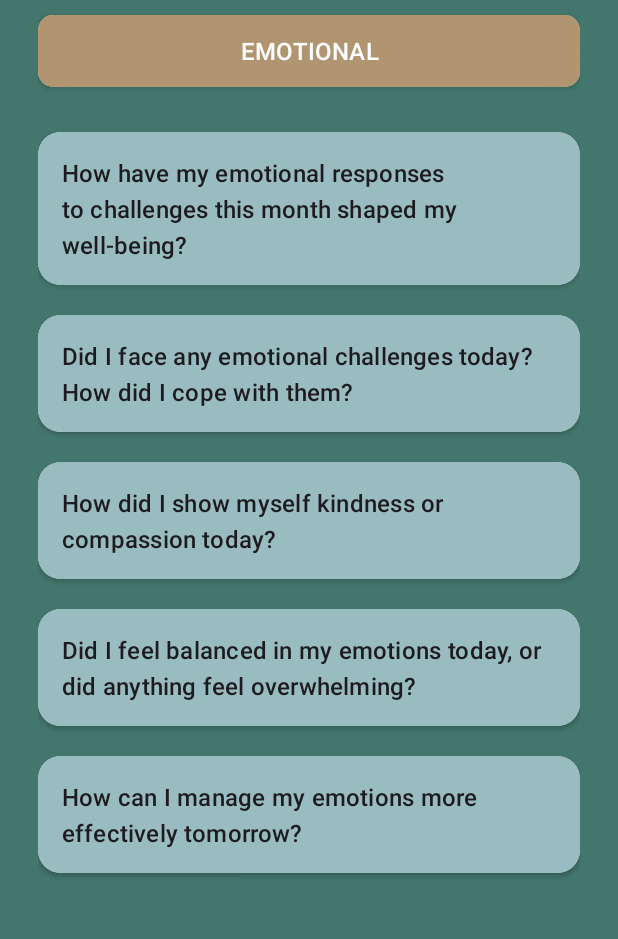
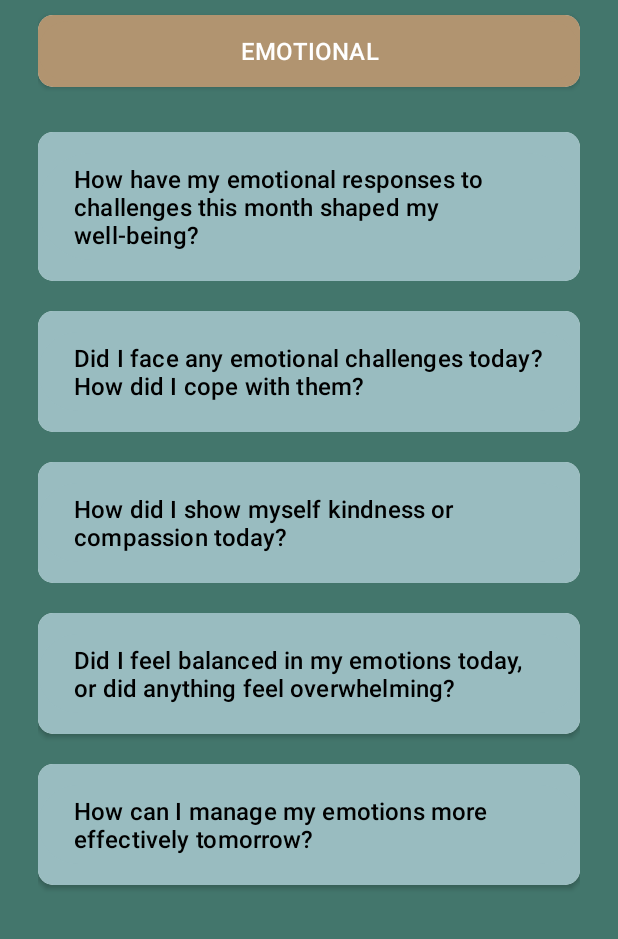
Before and after one commit to Megan-J/Innerly, an Android app: the PromptAllFragment screen opened through its navigation route, after a tap on "EMOTIONAL", on a phone screen of 412 x 824 dp, the part 297-1236 px from its top. Run offline under Robolectric (Android 15) with nearby library versions, the phone set to English and light mode, and no system bars; our stand-ins replace navigation-ui.

Commit message:
1) Updated the prompt navigation

```diff
--- a/app/src/main/java/edu/sjsu/android/jams/questions/PromptSpecificFragment.java
+++ b/app/src/main/java/edu/sjsu/android/jams/questions/PromptSpecificFragment.java
@@ -1,5 +1,6 @@
 package edu.sjsu.android.jams.questions;
 
+import android.app.AlertDialog;
 import android.os.Bundle;
 
 import androidx.fragment.app.Fragment;
@@ -30,7 +31,7 @@ public class PromptSpecificFragment extends Fragment {
     public void onCreate(Bundle savedInstanceState) {
         super.onCreate(savedInstanceState);
         if (getArguments() != null) {
-            questionCategory = getArguments().getParcelable(getString(R.string.argument_key));
+            questionCategory = getArguments().getParcelable("selected_category");
         }
     }
 
@@ -42,7 +43,7 @@ public class PromptSpecificFragment extends Fragment {
 
         RecyclerView recyclerView = binding.getRoot().findViewById(R.id.questions);
         recyclerView.setLayoutManager(new LinearLayoutManager(getContext()));
-        QuestionAdapter questionAdapter = new QuestionAdapter(questionCategory.getQuestions());
+        QuestionAdapter questionAdapter = new QuestionAdapter(questionCategory.getQuestions(), this::onQuestionSelected);
         recyclerView.setAdapter(questionAdapter);
 
         backArrow = binding.getRoot().findViewById(R.id.back_arrow_in_prompts_specific);
@@ -52,9 +53,22 @@ public class PromptSpecificFragment extends Fragment {
     }
 
     private void onQuestionSelected(String selectedQuestion) {
-        // Show Toast for confirmation
-        Toast.makeText(getContext(), "Do you want this question as your prompt?", Toast.LENGTH_SHORT).show();
+        // Show confirmation dialog
+        new AlertDialog.Builder(getContext())
+                .setTitle("Change Prompt")
+                .setMessage("Do you want to change the prompt to this question?")
+                .setPositiveButton("Yes", (dialog, which) -> {
+                    // If "Yes" is clicked, navigate back with the selected question
+                    navigateBackWithQuestion(selectedQuestion);
+                })
+                .setNegativeButton("No", (dialog, which) -> {
+                    // If "No" is clicked, simply dismiss the dialog
+                    dialog.dismiss();
+                })
+                .show();
+    }
 
+    private void navigateBackWithQuestion(String selectedQuestion) {
         // Navigate back to MakeEntryFragment with the selected question
         NavController controller = Navigation.findNavController(getView());
         Bundle bundle = new Bundle();
--- a/app/src/main/java/edu/sjsu/android/jams/questions/QuestionAdapter.java
+++ b/app/src/main/java/edu/sjsu/android/jams/questions/QuestionAdapter.java
@@ -15,9 +15,15 @@ import edu.sjsu.android.jams.R;
 public class QuestionAdapter extends RecyclerView.Adapter<QuestionAdapter.QuestionViewHolder> {
 
     private final List<String> questionList; // List of questions
+    private final OnQuestionClickListener clickListener;
 
-    public QuestionAdapter(List<String> questionList) {
+    public interface OnQuestionClickListener {
+        void onQuestionClick(String question);
+    }
+
+    public QuestionAdapter(List<String> questionList, OnQuestionClickListener listener) {
         this.questionList = questionList;
+        this.clickListener = listener;
     }
 
     @NonNull
@@ -33,6 +39,13 @@ public class QuestionAdapter extends RecyclerView.Adapter<QuestionAdapter.Questi
         // Bind the data to the ViewHolder
         String question = questionList.get(position);
         holder.questionText.setText(question);
+
+        // Set up click listener for each question
+        holder.questionText.setOnClickListener(v -> {
+            if (clickListener != null) {
+                clickListener.onQuestionClick(question); // Trigger the click event
+            }
+        });
     }
 
     @Override
--- a/app/src/main/res/layout/fragment_make_entry.xml
+++ b/app/src/main/res/layout/fragment_make_entry.xml
@@ -49,7 +49,9 @@
                     android:id="@+id/change_prompt"
                     android:layout_width="match_parent"
                     android:layout_height="wrap_content"
-                    android:text="What is on your mind?"
+                    android:layout_marginTop="5dp"
+                    android:layout_marginBottom="5dp"
+                    android:text="@string/what_is_on_your_mind"
                     android:clickable="false"
                     android:textColor="@android:color/white"
                     android:textAllCaps="true"
--- a/app/src/main/res/layout/fragment_prompt_question_content.xml
+++ b/app/src/main/res/layout/fragment_prompt_question_content.xml
@@ -10,22 +10,25 @@
         android:layout_width="match_parent"
         android:layout_height="wrap_content"
         android:layout_marginVertical="10dp"
-        app:cardCornerRadius="15dp"
+        app:cardCornerRadius="10dp"
         android:background="@color/light_green_theme_color">
 
         <LinearLayout
             android:layout_width="match_parent"
             android:layout_height="match_parent"
             android:orientation="vertical"
-            android:background="@color/light_green_theme_color"
-            android:padding="@dimen/text_margin">
-            <TextView
+            android:background="@color/light_green_theme_color">
+            <Button
                 android:id="@+id/entry_content_preview"
-                android:layout_width="wrap_content"
+                android:layout_width="match_parent"
                 android:layout_height="wrap_content"
-                android:text="custom innerly questions"
+                android:layout_marginTop="10sp"
+                android:layout_marginBottom="10sp"
+                android:text="@string/custom_innerly_questions"
+                android:textColor="@android:color/black"
+                android:textAlignment="textStart"
                 android:textSize="16sp"
-                android:textAppearance="?attr/textAppearanceListItem" />
+                app:backgroundTint="@color/light_green_theme_color"/>
         </LinearLayout>
 
     </androidx.cardview.widget.CardView>
--- a/app/src/main/res/values/strings.xml
+++ b/app/src/main/res/values/strings.xml
@@ -72,10 +72,12 @@
     <string name="PromptsIntro1">Looking for reflection prompts?</string>
     <string name="PromptsIntro2">Click any of the tabs below!</string>
     <string name="mascot_image">Mascot Image</string>
-    <string name="argument_key">question_category</string>
+    <string name="argument_key">selected_category</string>
     <string name="category_name">Category Name</string>
     <string name="choose_a_new_prompt">Choose a new prompt?</string>
     <string name="title">Title...</string>
     <string name="type_your_thoughts_here">Type your thoughts here...</string>
     <string name="delete">Delete</string>
+    <string name="custom_innerly_questions">custom innerly questions</string>
+    <string name="what_is_on_your_mind">What is on your mind?</string>
 </resources>
```
